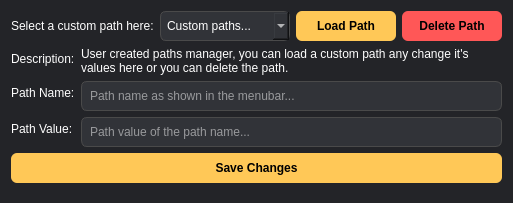
This is src/ui/widgets/CustomPathsManager.ui in zaricj/XMLuvation as Qt 5 draws it before an edit. The edited form follows.
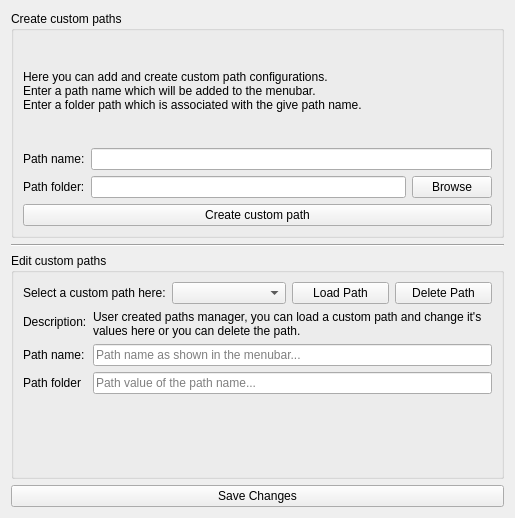
This is the edited form. Icons and pictures are not drawn.

The edit to the form file:
```diff
--- a/src/ui/widgets/CustomPathsManager.ui
+++ b/src/ui/widgets/CustomPathsManager.ui
@@ -6,8 +6,8 @@
    <rect>
     <x>0</x>
     <y>0</y>
-    <width>513</width>
-    <height>203</height>
+    <width>515</width>
+    <height>518</height>
    </rect>
   </property>
   <property name="windowTitle">
@@ -18,80 +18,85 @@
     <normaloff>:/icons/xml_256px.ico</normaloff>:/icons/xml_256px.ico</iconset>
   </property>
   <property name="styleSheet">
-   <string notr="true">    QWidget {
-        background-color: #232428;
-        color: #ffffff;
-        font-family: Arial, sans-serif;
-        border-radius: 6px;
-    }
-	
-	QPushButton#button_delete_action {
-	     background-color: #ff5757;
-        color: #000000;
-        border: none;
-        padding: 8px 14px;
-        border-radius: 6px;
-        font: bold;
-	}
-	
-    QPushButton#button_delete_action:hover {
-        background-color: #a33c3c;
-    }
-
-    QPushButton#button_delete_action:pressed {
-        background-color: #313338;
-        color: #ffffff;
-        padding-left: 9px; /* Creates a &quot;pressed&quot; effect */
-        padding-top: 8px;
-    }
-	
-    QPushButton {
-        background-color: #ffc857;
-        color: #000000;
-        border: none;
-        padding: 8px 14px;
-        border-radius: 6px;
-        font: bold;
-    }
-
-    QPushButton:hover {
-        background-color: #a3803c;
-    }
-
-    QPushButton:pressed {
-        background-color: #313338;
-        color: #ffffff;
-        padding-left: 9px; /* Creates a &quot;pressed&quot; effect */
-        padding-top: 8px;
-    }
-	
-    QLineEdit, QComboBox {
-        background-color: #313338;
-        border: 1px solid #4a4a4a;
-        padding: 6px;
-        border-radius: 6px;
-    }
-	
-    QPushButton:disabled {
-        background-color: #808080;
-    }
-
-    QComboBox:disabled {
-        background-color: #808080;    
-    }
-	
-   QComboBox::drop-down {
-      border: none;
-      background-color: #ffc857;
-      width: 20px;
-      border-top-right-radius: 6px;
-      border-bottom-right-radius: 6px;
-  	  image: url(:/images/drpdwn_arrow.png)
-    }</string>
+   <string notr="true"/>
   </property>
   <layout class="QVBoxLayout" name="verticalLayout_2">
    <item>
-    <layout class="QVBoxLayout" name="verticalLayout_Main">
+    <widget class="QGroupBox" name="groupBox">
+     <property name="title">
+      <string>Create custom paths</string>
+     </property>
+     <layout class="QVBoxLayout" name="verticalLayout">
+      <item>
+       <widget class="QLabel" name="label_description_create_custom_path">
+        <property name="text">
+         <string>Here you can add and create custom path configurations.
+Enter a path name which will be added to the menubar.
+Enter a folder path which is associated with the give path name.</string>
+        </property>
+       </widget>
+      </item>
+      <item>
+       <layout class="QHBoxLayout" name="horizontalLayout">
+        <item>
+         <widget class="QLabel" name="label_path_name_2">
+          <property name="text">
+           <string>Path name:</string>
+          </property>
+         </widget>
+        </item>
+        <item>
+         <widget class="QLineEdit" name="line_edit_path_name_2"/>
+        </item>
+       </layout>
+      </item>
+      <item>
+       <layout class="QHBoxLayout" name="horizontalLayout_2">
+        <item>
+         <widget class="QLabel" name="label_path_folder">
+          <property name="text">
+           <string>Path folder:</string>
+          </property>
+         </widget>
+        </item>
+        <item>
+         <widget class="QLineEdit" name="line_edit_path_folder"/>
+        </item>
+        <item>
+         <widget class="QPushButton" name="button_borwse_path_folder">
+          <property name="text">
+           <string>Browse</string>
+          </property>
+          <property name="icon">
+           <iconset theme="QIcon::ThemeIcon::FolderNew"/>
+          </property>
+         </widget>
+        </item>
+       </layout>
+      </item>
+      <item>
+       <widget class="QPushButton" name="button_create_custom_path">
+        <property name="text">
+         <string>Create custom path</string>
+        </property>
+       </widget>
+      </item>
+     </layout>
+    </widget>
+   </item>
+   <item>
+    <widget class="Line" name="line">
+     <property name="orientation">
+      <enum>Qt::Orientation::Horizontal</enum>
+     </property>
+    </widget>
+   </item>
+   <item>
+    <widget class="QGroupBox" name="groupBox_2">
+     <property name="title">
+      <string>Edit custom paths</string>
+     </property>
+     <layout class="QVBoxLayout" name="verticalLayout_3">
      <item>
       <layout class="QHBoxLayout" name="horizontalLayout_Buttons">
        <item>
@@ -156,7 +161,7 @@
        <item row="2" column="0">
         <widget class="QLabel" name="label_path_name">
          <property name="text">
-          <string>Path Name:</string>
+           <string>Path name:</string>
          </property>
         </widget>
        </item>
@@ -170,7 +175,7 @@
        <item row="3" column="0">
         <widget class="QLabel" name="label_path_value">
          <property name="text">
-          <string>Path Value:</string>
+           <string>Path folder</string>
          </property>
         </widget>
        </item>
@@ -197,7 +202,7 @@
        <item row="1" column="1">
         <widget class="QLabel" name="label_text_desc">
          <property name="text">
-          <string>User created paths manager, you can load a custom path any change it's values here or you can delete the path.</string>
+           <string>User created paths manager, you can load a custom path and change it's values here or you can delete the path.</string>
          </property>
          <property name="wordWrap">
           <bool>true</bool>
@@ -213,6 +218,7 @@
       </layout>
      </item>
     </layout>
+    </widget>
    </item>
    <item>
     <widget class="QPushButton" name="button_save_changes">
@@ -221,13 +227,6 @@
      </property>
     </widget>
    </item>
-   <item>
-    <widget class="Line" name="line">
-     <property name="orientation">
-      <enum>Qt::Orientation::Horizontal</enum>
-     </property>
-    </widget>
-   </item>
   </layout>
  </widget>
  <resources>
```
Left out of the diff: 4 changed lines with no effect on the pictures. Lines whose indentation alone changed are shown as unchanged.
